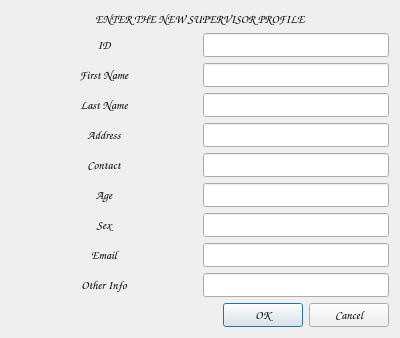
Old version of the form newsuper.ui in the repository Pra-kriti/setry-master.
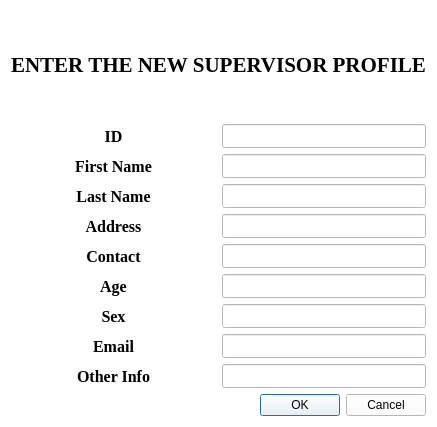
New version of the form.

Diff of the .ui file:
```diff
--- a/newsuper.ui
+++ b/newsuper.ui
@@ -7,22 +7,30 @@
     <x>0</x>
     <y>0</y>
     <width>400</width>
-    <height>334</height>
+    <height>427</height>
    </rect>
   </property>
   <property name="windowTitle">
    <string>Dialog</string>
   </property>
+  <property name="styleSheet">
+   <string notr="true">
+background-color: rgb(255, 255, 255);</string>
+  </property>
   <layout class="QGridLayout" name="gridLayout">
    <item row="0" column="0">
     <widget class="QLabel" name="label">
      <property name="font">
       <font>
-       <family>Comic Sans MS</family>
+       <family>Times New Roman</family>
+       <pointsize>16</pointsize>
        <weight>75</weight>
        <bold>true</bold>
       </font>
      </property>
+     <property name="styleSheet">
+      <string notr="true"/>
+     </property>
      <property name="text">
       <string>ENTER THE NEW SUPERVISOR PROFILE</string>
      </property>
@@ -43,7 +51,8 @@
        </property>
        <property name="font">
         <font>
-         <family>Comic Sans MS</family>
+         <family>Times New Roman</family>
+         <pointsize>12</pointsize>
          <weight>75</weight>
          <bold>true</bold>
         </font>
@@ -84,7 +93,8 @@
        </property>
        <property name="font">
         <font>
-         <family>Comic Sans MS</family>
+         <family>Times New Roman</family>
+         <pointsize>12</pointsize>
          <weight>75</weight>
          <bold>true</bold>
         </font>
@@ -125,7 +135,8 @@
        </property>
        <property name="font">
         <font>
-         <family>Comic Sans MS</family>
+         <family>Times New Roman</family>
+         <pointsize>12</pointsize>
          <weight>75</weight>
          <bold>true</bold>
         </font>
@@ -166,7 +177,8 @@
        </property>
        <property name="font">
         <font>
-         <family>Comic Sans MS</family>
+         <family>Times New Roman</family>
+         <pointsize>12</pointsize>
          <weight>75</weight>
          <bold>true</bold>
         </font>
@@ -210,7 +222,8 @@
        </property>
        <property name="font">
         <font>
-         <family>Comic Sans MS</family>
+         <family>Times New Roman</family>
+         <pointsize>12</pointsize>
          <weight>75</weight>
          <bold>true</bold>
         </font>
@@ -251,7 +264,8 @@
        </property>
        <property name="font">
         <font>
-         <family>Comic Sans MS</family>
+         <family>Times New Roman</family>
+         <pointsize>12</pointsize>
          <weight>75</weight>
          <bold>true</bold>
         </font>
@@ -292,7 +306,8 @@
        </property>
        <property name="font">
         <font>
-         <family>Comic Sans MS</family>
+         <family>Times New Roman</family>
+         <pointsize>12</pointsize>
          <weight>75</weight>
          <bold>true</bold>
         </font>
@@ -333,7 +348,8 @@
        </property>
        <property name="font">
         <font>
-         <family>Comic Sans MS</family>
+         <family>Times New Roman</family>
+         <pointsize>12</pointsize>
          <weight>75</weight>
          <bold>true</bold>
         </font>
@@ -374,7 +390,8 @@
        </property>
        <property name="font">
         <font>
-         <family>Comic Sans MS</family>
+         <family>Times New Roman</family>
+         <pointsize>12</pointsize>
          <weight>75</weight>
          <bold>true</bold>
         </font>
```
